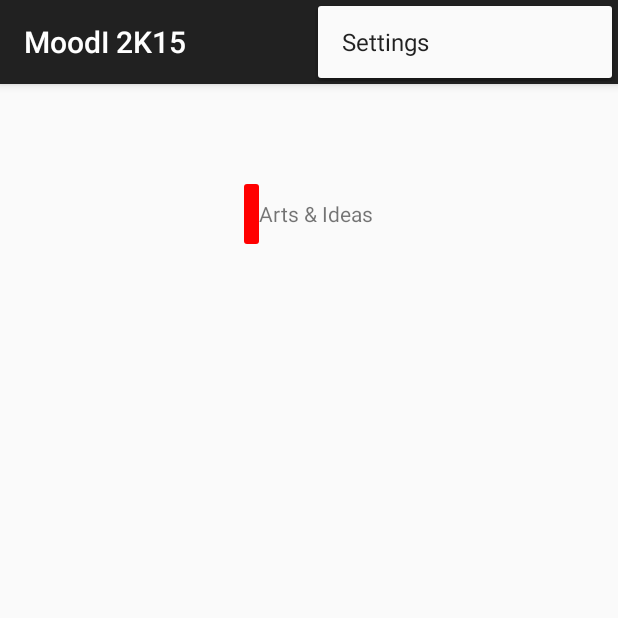
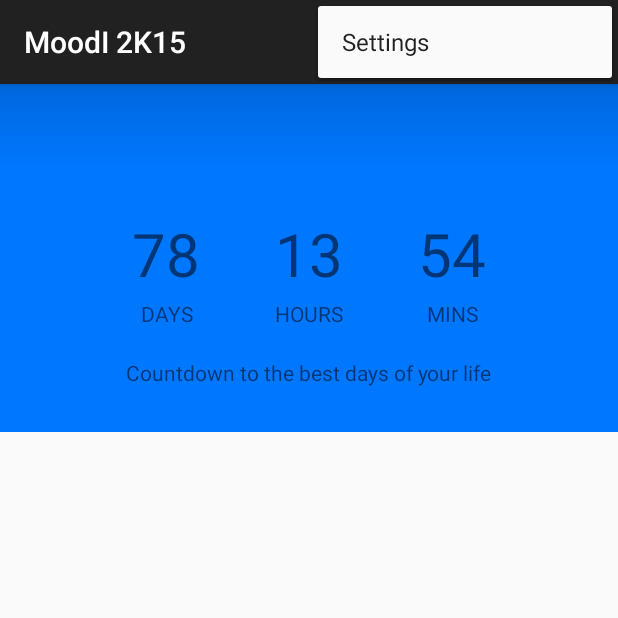
Before and after one commit to udiboy1209/MoodI, an Android app: the MainActivity screen opened directly, with no data from a screen before it, with the options menu open, on a phone screen of 412 x 824 dp, the top half of it. Run offline under Robolectric (Android 15) with nearby library versions, the phone set to English and light mode, and no system bars; 10 statements that could not run were skipped.

Commit message:
Added countdown UI

```diff
--- a/app/src/main/AndroidManifest.xml
+++ b/app/src/main/AndroidManifest.xml
@@ -8,7 +8,7 @@
         android:label="@string/app_name"
         android:theme="@style/AppTheme" >
         <activity
-            android:name=".MainActivity"
+            android:name=".ui.activity.MainActivity"
             android:label="@string/app_name" >
             <intent-filter>
                 <action android:name="android.intent.action.MAIN" />
@@ -27,7 +27,7 @@
             </intent-filter>
         </activity>
         <activity
-            android:name=".RegistrationActivity"
+            android:name=".ui.activity.RegistrationActivity"
             android:label="@string/title_activity_registration" >
         </activity>
         <activity
--- a/app/src/main/java/org/iitb/moodi/GenreListFragment.java
+++ /dev/null
@@ -1,136 +0,0 @@
-package org.iitb.moodi;
-
-import android.app.Activity;
-import android.content.Context;
-import android.graphics.PorterDuff;
-import android.os.Bundle;
-import android.support.v4.app.Fragment;
-import android.support.v7.widget.LinearLayoutManager;
-import android.support.v7.widget.RecyclerView;
-import android.text.Layout;
-import android.util.Log;
-import android.view.LayoutInflater;
-import android.view.View;
-import android.view.ViewGroup;
-import android.widget.ArrayAdapter;
-import android.widget.BaseAdapter;
-import android.widget.GridView;
-import android.widget.ImageView;
-import android.widget.LinearLayout;
-import android.widget.ListAdapter;
-import android.widget.TextView;
-
-import org.iitb.moodi.api.Genre;
-import org.iitb.moodi.ui.GenreCard;
-
-import java.io.LineNumberReader;
-import java.lang.reflect.GenericArrayType;
-import java.util.ArrayList;
-import java.util.List;
-
-public class GenreListFragment extends Fragment implements View.OnClickListener{
-    private MainActivity mAttachedActivity;
-
-    CardAdapter mAdapter;
-    RecyclerView rvList;
-    public static GenreListFragment newInstance() {
-        GenreListFragment fragment = new GenreListFragment();
-
-        return fragment;
-    }
-
-    public GenreListFragment() {
-        // Required empty public constructor
-    }
-
-    @Override
-    public void onCreate(Bundle savedInstanceState) {
-        super.onCreate(savedInstanceState);
-
-    }
-
-    @Override
-    public View onCreateView(LayoutInflater inflater, ViewGroup container,
-                             Bundle savedInstanceState) {
-        // Inflate the layout for this fragment
-        View view = inflater.inflate(R.layout.fragment_genre_list, container, false);
-        rvList = (RecyclerView) view.findViewById(R.id.rv_list);
-        LinearLayoutManager layoutManager = new LinearLayoutManager(getActivity());
-        rvList.setLayoutManager(layoutManager);
-        List<Genre> items = new ArrayList<>();
-
-        items.add(new Genre("Arts & Ideas", 0xFFFF0000));
-        items.add(new Genre("Competitions", 0xFF00FF00));
-        items.add(new Genre("Informals", 0xFF0000FF));
-        items.add(new Genre("Concerts", 0xFFF0F000));
-        items.add(new Genre("Proshows", 0xAABADAFF));
-
-        mAdapter = new CardAdapter(items);
-        rvList.setAdapter(mAdapter);
-        Log.d("GenreList", "onCreateView");
-        return view;
-    }
-
-    @Override
-    public void onAttach(Activity activity){
-        super.onAttach(activity);
-        mAttachedActivity=(MainActivity)activity;
-        mAttachedActivity.onSectionAttached(1);
-    }
-
-    @Override
-    public void onClick(View v) {
-        mAttachedActivity.loadSubGenreList(((TextView)v).getText().toString());
-    }
-
-    class CardAdapter extends RecyclerView.Adapter<CardAdapter.ItemHolder> {
-        List<Genre> mItems = new ArrayList<>();
-
-        public CardAdapter(List<Genre> items) {
-            this.mItems = items;
-        }
-
-        public Genre getItem(int position) {
-            return mItems.get(position);
-        }
-
-        @Override
-        public ItemHolder onCreateViewHolder(ViewGroup parent, int viewType) {
-            View view = LayoutInflater.from(getActivity()).inflate(R.layout.view_genre_card, parent, false);
-            return new ItemHolder(view);
-        }
-
-        @Override
-        public void onBindViewHolder(ItemHolder holder, int position) {
-            Genre genre = getItem(position);
-            holder.tvTitle.setText(genre.title);
-            holder.ivImage.setColorFilter(genre.color, PorterDuff.Mode.MULTIPLY);
-        }
-
-        @Override
-        public int getItemCount() {
-            return mItems.size();
-        }
-
-        public void add(Genre genre) {
-            mItems.add(genre);
-        }
-
-        class ItemHolder extends RecyclerView.ViewHolder implements View.OnClickListener{
-            ImageView ivImage;
-            TextView tvTitle;
-
-            public ItemHolder(View itemView) {
-                super(itemView);
-                ivImage = (ImageView) itemView.findViewById(R.id.genre_card_color);
-                tvTitle = (TextView) itemView.findViewById(R.id.genre_card_title);
-                itemView.setOnClickListener(this);
-            }
-
-            @Override
-            public void onClick(View view) {
-                //TODO
-            }
-        }
-    }
-}
--- a/app/src/main/java/org/iitb/moodi/ui/GenreCard.java
+++ b/app/src/main/java/org/iitb/moodi/ui/GenreCard.java
@@ -2,17 +2,15 @@ package org.iitb.moodi.ui;
 
 import android.content.Context;
 import android.graphics.PorterDuff;
-import android.graphics.drawable.Drawable;
 import android.util.AttributeSet;
 import android.util.Log;
 import android.view.LayoutInflater;
 import android.view.View;
 import android.widget.ImageView;
 import android.widget.LinearLayout;
-import android.widget.RelativeLayout;
 import android.widget.TextView;
 
-import org.iitb.moodi.MainActivity;
+import org.iitb.moodi.ui.activity.MainActivity;
 import org.iitb.moodi.R;
 
 public class GenreCard extends LinearLayout {
--- a/app/src/main/java/org/iitb/moodi/MainActivity.java
+++ b/app/src/main/java/org/iitb/moodi/ui/activity/MainActivity.java
@@ -1,25 +1,17 @@
-package org.iitb.moodi;
+package org.iitb.moodi.ui.activity;
 
-import android.app.Activity;
 import android.content.Intent;
-import android.support.v7.app.ActionBarActivity;
-import android.support.v7.app.ActionBar;
-import android.support.v4.app.Fragment;
 import android.support.v4.app.FragmentManager;
-import android.content.Context;
-import android.os.Build;
 import android.os.Bundle;
 import android.support.v7.app.AppCompatActivity;
 import android.support.v7.widget.Toolbar;
-import android.view.Gravity;
-import android.view.LayoutInflater;
 import android.view.Menu;
 import android.view.MenuItem;
+import android.support.v4.widget.DrawerLayout;
 import android.view.View;
-import android.view.ViewGroup;
-import android.support.v4.widget.DrawerLayout;
-import android.widget.ArrayAdapter;
-import android.widget.TextView;
+
+import org.iitb.moodi.ui.fragment.NavigationDrawerFragment;
+import org.iitb.moodi.R;
 
 
 public class MainActivity extends AppCompatActivity
@@ -62,16 +54,17 @@ public class MainActivity extends AppCompatActivity
         FragmentManager fragmentManager = getSupportFragmentManager();
 
         if(position==0) {
-            fragmentManager.beginTransaction()
-                    .replace(R.id.container, GenreListFragment.newInstance())
-                    .commit();
+
         }
     }
 
-    public void onSectionAttached(int number) {
-        switch (number) {
-            case 1:
-                mTitle = getString(R.string.title_navbar_tab1);
+    public void onSectionAttached(int id) {
+        findViewById(R.id.countdown_container).setVisibility(View.GONE);
+        switch (id) {
+            case R.layout.fragment_main:
+                mTitle = "MOOD INDIGO";
+                findViewById(R.id.countdown_container).setVisibility(View.VISIBLE);
+                toolbar.setBackgroundResource(R.drawable.toolbar_shadow_gradient);
                 break;
         }
     }
@@ -108,10 +101,4 @@ public class MainActivity extends AppCompatActivity
 
         return super.onOptionsItemSelected(item);
     }
-
-    public void loadSubGenreList(String genre_name) {
-        getSupportFragmentManager().beginTransaction()
-                .replace(R.id.container, SubGenreListFragment.newInstance(genre_name))
-                .commit();
-    }
 }
--- a/app/src/main/java/org/iitb/moodi/RegistrationActivity.java
+++ b/app/src/main/java/org/iitb/moodi/ui/activity/RegistrationActivity.java
@@ -1,4 +1,4 @@
-package org.iitb.moodi;
+package org.iitb.moodi.ui.activity;
 
 import android.support.v7.app.AppCompatActivity;
 import android.os.Bundle;
@@ -10,6 +10,9 @@ import android.widget.ArrayAdapter;
 import android.widget.EditText;
 import android.widget.Spinner;
 import android.widget.TextView;
+
+import org.iitb.moodi.BaseActivity;
+import org.iitb.moodi.R;
 
 public class RegistrationActivity extends BaseActivity {
 
--- a/app/src/main/java/org/iitb/moodi/ui/activity/SplashActivity.java
+++ b/app/src/main/java/org/iitb/moodi/ui/activity/SplashActivity.java
@@ -5,7 +5,6 @@ import android.os.Bundle;
 import android.support.v7.app.AppCompatActivity;
 import android.util.Log;
 import android.view.View;
-import android.widget.TextView;
 
 import com.facebook.Request;
 import com.facebook.Response;
@@ -13,7 +12,6 @@ import com.facebook.Session;
 import com.facebook.model.GraphUser;
 import com.facebook.widget.LoginButton;
 
-import org.iitb.moodi.MainActivity;
 import org.iitb.moodi.R;
 
 public class SplashActivity extends AppCompatActivity {
--- a/app/src/main/java/org/iitb/moodi/EventDetailsFragment.java
+++ b/app/src/main/java/org/iitb/moodi/ui/fragment/EventDetailsFragment.java
@@ -1,4 +1,4 @@
-package org.iitb.moodi;
+package org.iitb.moodi.ui.fragment;
 
 import android.os.Bundle;
 import android.support.design.widget.TabLayout;
@@ -10,6 +10,8 @@ import android.view.LayoutInflater;
 import android.view.View;
 import android.view.ViewGroup;
 import android.widget.TextView;
+
+import org.iitb.moodi.R;
 
 public class EventDetailsFragment extends Fragment {
 
--- a/app/src/main/java/org/iitb/moodi/NavigationDrawerFragment.java
+++ b/app/src/main/java/org/iitb/moodi/ui/fragment/NavigationDrawerFragment.java
@@ -1,4 +1,4 @@
-package org.iitb.moodi;
+package org.iitb.moodi.ui.fragment;
 
 import android.support.v7.app.ActionBarActivity;
 import android.app.Activity;
@@ -21,6 +21,8 @@ import android.widget.AdapterView;
 import android.widget.ArrayAdapter;
 import android.widget.ListView;
 import android.widget.Toast;
+
+import org.iitb.moodi.R;
 
 /**
  * Fragment used for managing interactions for and presentation of a navigation drawer.
--- /dev/null
+++ b/app/src/main/res/drawable/toolbar_shadow_gradient.xml
@@ -0,0 +1,6 @@
+<?xml version="1.0" encoding="utf-8"?>
+<shape xmlns:android="http://schemas.android.com/apk/res/android">
+    <gradient android:startColor="#2000" android:endColor="#0000"
+        android:angle="270"
+        android:type="linear"/>
+</shape>
--- a/app/src/main/res/layout/activity_main.xml
+++ b/app/src/main/res/layout/activity_main.xml
@@ -10,10 +10,19 @@
         android:layout_width="fill_parent"
         android:layout_height="fill_parent"
         android:orientation="vertical">
-        <android.support.v7.widget.Toolbar
+        <LinearLayout
             android:layout_width="fill_parent"
             android:layout_height="wrap_content"
-            android:id="@+id/toolbar"/>
+            android:orientation="vertical"
+            android:background="#0077FF">
+            <android.support.v7.widget.Toolbar
+                android:layout_width="fill_parent"
+                android:layout_height="wrap_content"
+                android:id="@+id/toolbar"
+                android:background="@drawable/toolbar_shadow_gradient"/>
+            <include layout="@layout/widget_countdown_clock" android:id="@+id/countdown_container"/>
+        </LinearLayout>
+
         <FrameLayout android:id="@+id/container" android:layout_width="match_parent"
             android:layout_height="match_parent" />
     </LinearLayout>
@@ -27,7 +36,7 @@
          the container. -->
     <fragment android:id="@+id/navigation_drawer"
         android:layout_width="@dimen/navigation_drawer_width" android:layout_height="match_parent"
-        android:layout_gravity="start" android:name="org.iitb.moodi.NavigationDrawerFragment"
+        android:layout_gravity="start" android:name="org.iitb.moodi.ui.fragment.NavigationDrawerFragment"
         tools:layout="@layout/fragment_navigation_drawer" />
 
 </android.support.v4.widget.DrawerLayout>
--- a/app/src/main/res/layout/activity_registration.xml
+++ b/app/src/main/res/layout/activity_registration.xml
@@ -3,7 +3,7 @@
     android:layout_width="match_parent"
     android:layout_height="match_parent"
     android:orientation="vertical"
-    tools:context="org.iitb.moodi.RegistrationActivity">
+    tools:context="org.iitb.moodi.ui.activity.RegistrationActivity">
     <LinearLayout
         android:layout_width="match_parent"
         android:layout_height="0dp"
--- a/app/src/main/res/layout/fragment_genre_list.xml
+++ /dev/null
@@ -1,7 +0,0 @@
-<android.support.v7.widget.RecyclerView xmlns:android="http://schemas.android.com/apk/res/android"
-    android:layout_width="match_parent"
-    android:layout_height="fill_parent"
-    android:id="@+id/rv_list"
-    android:padding="5dp"
-    android:gravity="center"
-    />
--- /dev/null
+++ b/app/src/main/res/layout/widget_countdown_clock.xml
@@ -0,0 +1,79 @@
+<?xml version="1.0" encoding="utf-8"?>
+<RelativeLayout xmlns:android="http://schemas.android.com/apk/res/android"
+    android:orientation="vertical" android:layout_width="match_parent"
+    android:layout_height="match_parent"
+    android:paddingTop="30dp"
+    android:paddingBottom="30dp">
+    <TextView
+        android:layout_width="wrap_content"
+        android:layout_height="wrap_content"
+        android:id="@+id/countdown_days"
+        android:gravity="center"
+        android:text="78"
+        android:layout_toLeftOf="@+id/countdown_hrs"
+        android:layout_marginBottom="3dp"
+        android:textSize="40sp"
+        android:paddingLeft="10dp"
+        android:paddingRight="10dp" />
+    <TextView
+        android:layout_width="wrap_content"
+        android:layout_height="wrap_content"
+        android:text="DAYS"
+        android:id="@+id/countdown_label_days"
+        android:layout_alignLeft="@+id/countdown_days"
+        android:layout_alignRight="@+id/countdown_days"
+        android:layout_below="@+id/countdown_days"
+        android:gravity="center" />
+    <TextView
+        android:layout_width="wrap_content"
+        android:layout_height="wrap_content"
+        android:id="@+id/countdown_hrs"
+        android:gravity="center"
+        android:layout_centerHorizontal="true"
+        android:text="13"
+        android:layout_marginLeft="30dp"
+        android:layout_marginRight="30dp"
+        android:layout_marginBottom="3dp"
+        android:textSize="40sp"
+        android:paddingLeft="10dp"
+        android:paddingRight="10dp" />
+    <TextView
+        android:layout_width="wrap_content"
+        android:layout_height="wrap_content"
+        android:text="HOURS"
+        android:id="@+id/countdown_label_hrs"
+        android:layout_below="@+id/countdown_hrs"
+        android:layout_alignLeft="@+id/countdown_hrs"
+        android:layout_alignRight="@+id/countdown_hrs"
+        android:gravity="center" />
+    <TextView
+        android:layout_width="wrap_content"
+        android:layout_height="wrap_content"
+        android:id="@+id/countdown_min"
+        android:gravity="center"
+        android:text="54"
+        android:layout_toRightOf="@+id/countdown_hrs"
+        android:layout_marginBottom="3dp"
+        android:textSize="40sp"
+        android:paddingLeft="10dp"
+        android:paddingRight="10dp" />
+    <TextView
+        android:layout_width="wrap_content"
+        android:layout_height="wrap_content"
+        android:text="MINS"
+        android:id="@+id/countdown_label_mins"
+        android:layout_below="@+id/countdown_min"
+        android:layout_alignLeft="@+id/countdown_min"
+        android:layout_alignRight="@+id/countdown_min"
+        android:gravity="center" />
+
+    <TextView
+        android:layout_width="wrap_content"
+        android:layout_height="wrap_content"
+        android:text="Countdown to the best days of your life"
+        android:id="@+id/countdown_message"
+        android:layout_below="@+id/countdown_label_hrs"
+        android:layout_centerHorizontal="true"
+        android:layout_marginTop="20dp" />
+
+</RelativeLayout>
--- a/app/src/main/res/menu/menu_registration.xml
+++ b/app/src/main/res/menu/menu_registration.xml
@@ -1,7 +1,7 @@
 <menu xmlns:android="http://schemas.android.com/apk/res/android"
     xmlns:app="http://schemas.android.com/apk/res-auto"
     xmlns:tools="http://schemas.android.com/tools"
-    tools:context="org.iitb.moodi.RegistrationActivity">
+    tools:context="org.iitb.moodi.ui.activity.RegistrationActivity">
     <item android:id="@+id/action_settings" android:title="@string/action_settings"
         android:orderInCategory="100" app:showAsAction="never" />
 </menu>
```
Also changed, not shown: app/src/main/java/org/iitb/moodi/SubGenreListFragment.java (deleted, +0 -102 lines), app/src/main/java/org/iitb/moodi/ui/fragment/HomeFragment.java (added, +43 -0 lines).
